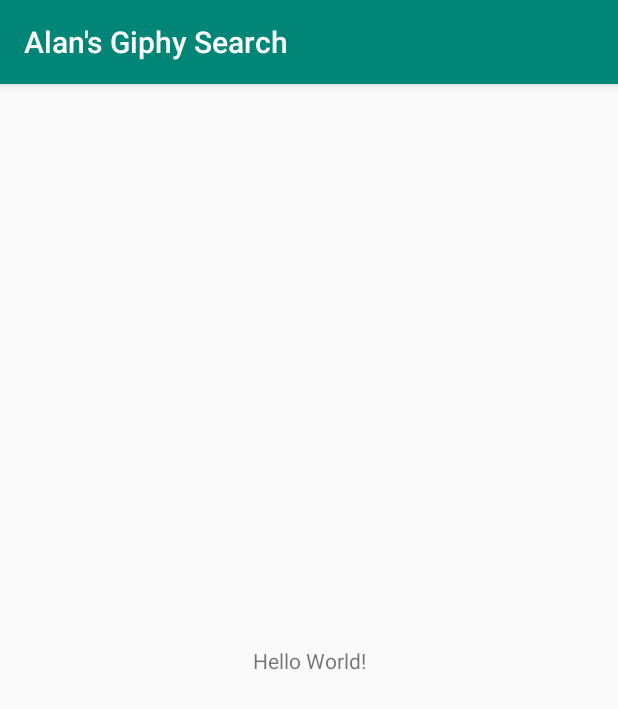
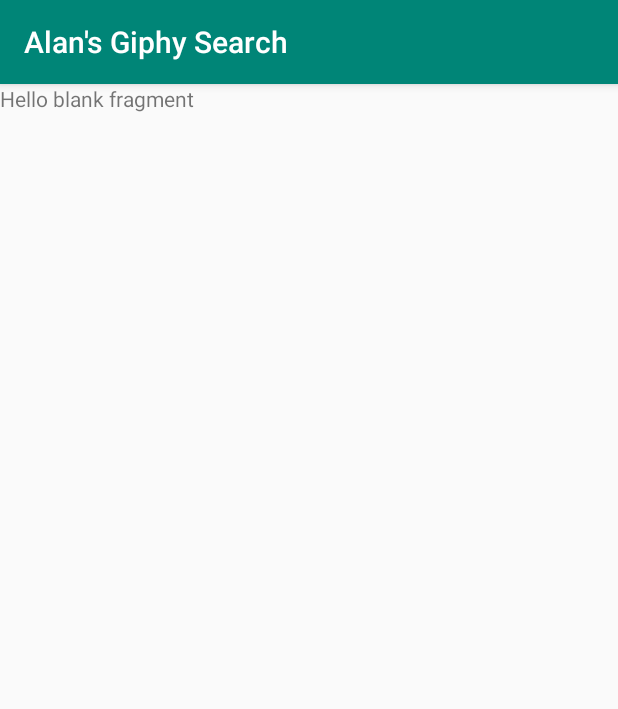
Before and after one commit to westonal/Giphy, an Android app: the screen it shows after launch (MainActivity), on a phone screen of 412 x 824 dp. Shown: the top 709 px of the screen. Run offline under Robolectric (Android 15) with nearby library versions, the phone set to English and light mode, and no system bars.

Commit message:
Navigation setup

```diff
--- a/app/build.gradle
+++ b/app/build.gradle
@@ -21,6 +21,8 @@ android {
 dependencies {
     implementation 'androidx.appcompat:appcompat:1.0.2'
     implementation 'androidx.constraintlayout:constraintlayout:1.1.3'
+    implementation 'android.arch.navigation:navigation-fragment:1.0.0-beta01'
+    implementation 'androidx.legacy:legacy-support-v4:1.0.0'
     testImplementation 'junit:junit:4.12'
     androidTestImplementation 'androidx.test:runner:1.1.1'
     androidTestImplementation 'androidx.test.espresso:espresso-core:3.1.1'
--- a/app/src/main/java/io/github/westonal/alansgiphysearch/MainActivity.java
+++ b/app/src/main/java/io/github/westonal/alansgiphysearch/MainActivity.java
@@ -3,6 +3,7 @@ package io.github.westonal.alansgiphysearch;
 import android.os.Bundle;
 
 import androidx.appcompat.app.AppCompatActivity;
+import androidx.navigation.Navigation;
 
 public class MainActivity extends AppCompatActivity {
 
@@ -11,4 +12,9 @@ public class MainActivity extends AppCompatActivity {
         super.onCreate(savedInstanceState);
         setContentView(R.layout.activity_main);
     }
+
+    @Override
+    public boolean onSupportNavigateUp() {
+        return Navigation.findNavController(this, R.id.nav_host_fragment).navigateUp();
+    }
 }
--- /dev/null
+++ b/app/src/main/java/io/github/westonal/alansgiphysearch/TrendingFragment.java
@@ -0,0 +1,22 @@
+package io.github.westonal.alansgiphysearch;
+
+import android.os.Bundle;
+import android.view.LayoutInflater;
+import android.view.View;
+import android.view.ViewGroup;
+
+import androidx.annotation.NonNull;
+import androidx.fragment.app.Fragment;
+
+public class TrendingFragment extends Fragment {
+
+    public TrendingFragment() {
+    }
+
+    @Override
+    public View onCreateView(@NonNull LayoutInflater inflater, ViewGroup container,
+                             Bundle savedInstanceState) {
+        return inflater.inflate(R.layout.fragment_trending, container, false);
+    }
+
+}
--- a/app/src/main/res/layout/activity_main.xml
+++ b/app/src/main/res/layout/activity_main.xml
@@ -6,13 +6,16 @@
     android:layout_height="match_parent"
     tools:context=".MainActivity">
 
-    <TextView
-        android:layout_width="wrap_content"
-        android:layout_height="wrap_content"
-        android:text="Hello World!"
+    <fragment
+        android:id="@+id/nav_host_fragment"
+        android:name="androidx.navigation.fragment.NavHostFragment"
+        android:layout_width="0dp"
+        android:layout_height="0dp"
+        app:defaultNavHost="true"
         app:layout_constraintBottom_toBottomOf="parent"
         app:layout_constraintLeft_toLeftOf="parent"
         app:layout_constraintRight_toRightOf="parent"
-        app:layout_constraintTop_toTopOf="parent" />
+        app:layout_constraintTop_toTopOf="parent"
+        app:navGraph="@navigation/nav" />
 
 </androidx.constraintlayout.widget.ConstraintLayout>
--- /dev/null
+++ b/app/src/main/res/layout/fragment_trending.xml
@@ -0,0 +1,14 @@
+<?xml version="1.0" encoding="utf-8"?>
+<FrameLayout xmlns:android="http://schemas.android.com/apk/res/android"
+    xmlns:tools="http://schemas.android.com/tools"
+    android:layout_width="match_parent"
+    android:layout_height="match_parent"
+    tools:context=".TrendingFragment">
+
+    <!-- TODO: Update blank fragment layout -->
+    <TextView
+        android:layout_width="match_parent"
+        android:layout_height="match_parent"
+        android:text="@string/hello_blank_fragment" />
+
+</FrameLayout>
--- /dev/null
+++ b/app/src/main/res/navigation/nav.xml
@@ -0,0 +1,13 @@
+<?xml version="1.0" encoding="utf-8"?>
+<navigation xmlns:android="http://schemas.android.com/apk/res/android"
+    xmlns:app="http://schemas.android.com/apk/res-auto"
+    xmlns:tools="http://schemas.android.com/tools"
+    android:id="@+id/nav"
+    app:startDestination="@id/trendingFragment">
+
+    <fragment
+        android:id="@+id/trendingFragment"
+        android:name="io.github.westonal.alansgiphysearch.TrendingFragment"
+        android:label="fragment_trending"
+        tools:layout="@layout/fragment_trending" />
+</navigation>
--- a/app/src/main/res/values/strings.xml
+++ b/app/src/main/res/values/strings.xml
@@ -1,3 +1,6 @@
 <resources>
     <string name="app_name">Alan\'s Giphy Search</string>
+
+    <!-- TODO: Remove or change this placeholder text -->
+    <string name="hello_blank_fragment">Hello blank fragment</string>
 </resources>
```
